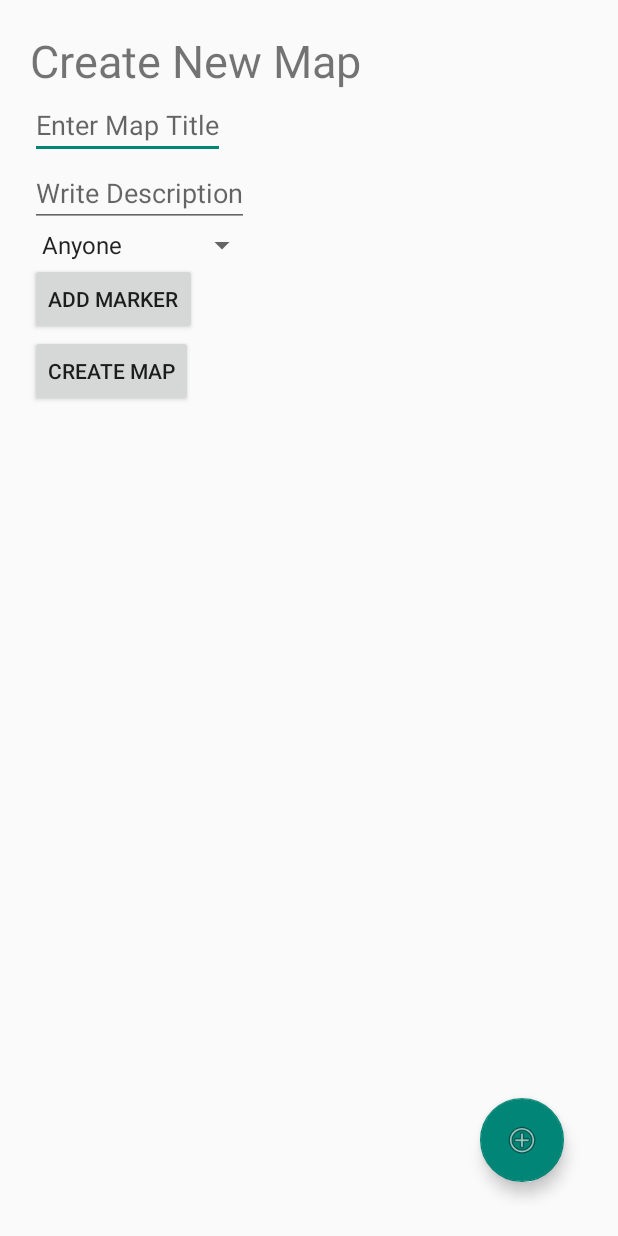
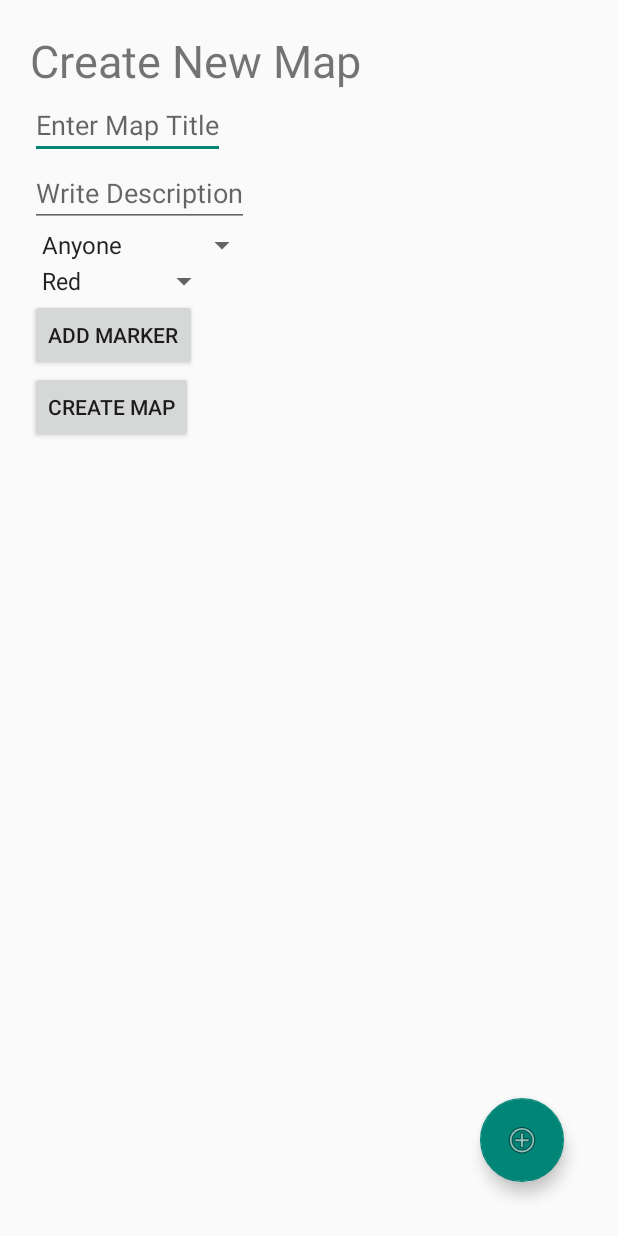
Before and after one commit to willc417/MapShare, an Android app: the CreateMapActivity screen opened directly, with no data from a screen before it, on a phone screen of 412 x 824 dp. Run offline under Robolectric (Android 15) with nearby library versions, the phone set to English and light mode, and no system bars; our stand-ins replace ButterKnife, Firebase (no records; nobody signed in at launch, a user with empty details on screens opened directly); libraries missing offline, so code that uses them is left out: at.markushi.ui.

Commit message:
Formatted the marker snippet and introduced Colors for the maps.

```diff
--- a/app/src/main/java/com/seniorsem/wdw/mapshare/CreateMapActivity.java
+++ b/app/src/main/java/com/seniorsem/wdw/mapshare/CreateMapActivity.java
@@ -36,6 +36,7 @@ import java.util.ArrayList;
 import java.util.Calendar;
 
 import java.util.Date;
+import java.util.HashMap;
 import java.util.List;
 
 import butterknife.BindView;
@@ -50,6 +51,7 @@ public class CreateMapActivity extends AppCompatActivity {
     String isEdit;
     private ProgressDialog progressDialog;
 
+    HashMap<String, Float> colorToFloat = new HashMap<>();
 
 
     @BindView(R.id.create_map_title)
@@ -62,10 +64,14 @@ public class CreateMapActivity extends AppCompatActivity {
     Button btnCreateMap;
     @BindView(R.id.privacy_sp)
     Spinner spPrivacy;
+    @BindView(R.id.mapColor_sp)
+    Spinner spMapColor;
 
 
     FirebaseFirestore db;
     int spinner_position;
+    int MCspinner_position;
+    ArrayAdapter<CharSequence> MCspinnerAdapter;
     private ViewMarkersRecyclerAdapter viewMarkersRecyclerAdapter;
 
 
@@ -75,10 +81,31 @@ public class CreateMapActivity extends AppCompatActivity {
         setContentView(R.layout.activity_create_map);
         ButterKnife.bind(this);
 
+
+        //TEMP CODE FOR COLOR SPINNER
+        colorToFloat.put("Red", (float) 0.0);
+        colorToFloat.put("Azure", (float) 210.0);
+        colorToFloat.put("Blue", (float) 240.0);
+        colorToFloat.put("Cyan", (float) 180.0);
+        colorToFloat.put("Green", (float) 120.0);
+        colorToFloat.put("Magenta", (float) 300.0);
+        colorToFloat.put("Orange", (float) 30.0);
+        colorToFloat.put("Violet", (float) 270.0);
+        colorToFloat.put("Rose", (float) 330.0);
+        colorToFloat.put("Yellow", (float) 60.0);
+        //TEMP CODE FOR COLOR SPINNER
+
+
+
         ArrayAdapter<CharSequence> spinnerAdapter = ArrayAdapter.createFromResource(this,
                 R.array.privacy_array, android.R.layout.simple_spinner_item);
         spinnerAdapter.setDropDownViewResource(android.R.layout.simple_spinner_dropdown_item);
         spPrivacy.setAdapter(spinnerAdapter);
+
+        MCspinnerAdapter = ArrayAdapter.createFromResource(this,
+                R.array.mapColor_array, android.R.layout.simple_spinner_item);
+        spinnerAdapter.setDropDownViewResource(android.R.layout.simple_spinner_dropdown_item);
+        spMapColor.setAdapter(MCspinnerAdapter);
 
         db = FirebaseFirestore.getInstance();
 
@@ -94,7 +121,7 @@ public class CreateMapActivity extends AppCompatActivity {
         recyclerViewPlaces.setAdapter(viewMarkersRecyclerAdapter);
 
         isEdit = getIntent().getStringExtra("isEdit");
-        if (isEdit != null){
+        if (isEdit != null) {
             fillFields(isEdit);
         }
 
@@ -112,46 +139,46 @@ public class CreateMapActivity extends AppCompatActivity {
             @Override
             public void onClick(View view) {
                 //Shows menu FABs
-                FABSHOW(fabHome,fab2,fab3);
+                FABSHOW(fabHome, fab2, fab3);
                 fab.hide();
                 fab.setClickable(false);
                 fabHide.show();
                 fabHide.setClickable(true);
             }
         });
-        fabHide.setOnClickListener(new View.OnClickListener(){
-            public void onClick(View view){
+        fabHide.setOnClickListener(new View.OnClickListener() {
+            public void onClick(View view) {
                 //Hides menu FABs
-                FABHIDE(fabHome,fab2,fab3);
+                FABHIDE(fabHome, fab2, fab3);
                 fab.show();
                 fab.setClickable(true);
                 fabHide.hide();
                 fabHide.setClickable(false);
             }
         });
-        fabHome.setOnClickListener(new View.OnClickListener(){
-            public void onClick(View view){
+        fabHome.setOnClickListener(new View.OnClickListener() {
+            public void onClick(View view) {
                 Intent intentMain = new Intent();
                 intentMain.setClass(CreateMapActivity.this, MapsActivity.class);
                 Log.d("TAG_UI", "HERE");
                 startActivity(intentMain);
             }
         });
-        fab2.setOnClickListener(new View.OnClickListener(){
-            public void onClick(View view){
+        fab2.setOnClickListener(new View.OnClickListener() {
+            public void onClick(View view) {
                 Toast.makeText(CreateMapActivity.this, "FAB2 Test", Toast.LENGTH_LONG).show();
             }
         });
-        fab3.setOnClickListener(new View.OnClickListener(){
-            public void onClick(View view){
-                Toast.makeText(CreateMapActivity.this,"FAB3 Test", Toast.LENGTH_LONG).show();
+        fab3.setOnClickListener(new View.OnClickListener() {
+            public void onClick(View view) {
+                Toast.makeText(CreateMapActivity.this, "FAB3 Test", Toast.LENGTH_LONG).show();
             }
         });
         //END OF FAB
     }
 
     //FAB FUNCTIONS
-    public void FABSHOW(final FloatingActionButton fabA, final FloatingActionButton fabB, final FloatingActionButton fabC){
+    public void FABSHOW(final FloatingActionButton fabA, final FloatingActionButton fabB, final FloatingActionButton fabC) {
         //Buttons Originally Hidden behind main FAB. Moves them to positions, and sets clickable and show
         FrameLayout.LayoutParams layoutParams = (FrameLayout.LayoutParams) fabA.getLayoutParams();
         layoutParams.bottomMargin += (int) (fabA.getHeight() * 1.5);
@@ -169,7 +196,8 @@ public class CreateMapActivity extends AppCompatActivity {
         fabC.setClickable(true);
         fabC.show();
     }
-    public void FABHIDE(final FloatingActionButton fabA, final FloatingActionButton fabB, final FloatingActionButton fabC){
+
+    public void FABHIDE(final FloatingActionButton fabA, final FloatingActionButton fabB, final FloatingActionButton fabC) {
         //Moves new FABs behind main FAB. Not clickable or shown
         FrameLayout.LayoutParams layoutParams = (FrameLayout.LayoutParams) fabA.getLayoutParams();
         layoutParams.bottomMargin -= (int) (fabA.getHeight() * 1.5);
@@ -192,6 +220,11 @@ public class CreateMapActivity extends AppCompatActivity {
     @OnItemSelected(R.id.privacy_sp)
     public void spinnerItemSelected(Spinner spinner, int position) {
         spinner_position = position;
+    }
+
+    @OnItemSelected(R.id.mapColor_sp)
+    public void mapColorspinnerItemSelected(Spinner spinner, int position) {
+        MCspinner_position = position;
     }
 
 
@@ -220,14 +253,15 @@ public class CreateMapActivity extends AppCompatActivity {
                     viewMarkersRecyclerAdapter.addMarker(myMarkers.get(i), String.valueOf(viewMarkersRecyclerAdapter.getItemCount()));
                 }
 
-            }}).addOnFailureListener(new OnFailureListener() {
+            }
+        }).addOnFailureListener(new OnFailureListener() {
             @Override
             public void onFailure(@NonNull Exception e) {
                 Toast.makeText(CreateMapActivity.this, "Map Edit Error",
                         Toast.LENGTH_SHORT).show();
             }
         });
-        }
+    }
 
 
     @OnClick(R.id.btn_create_map)
@@ -244,8 +278,9 @@ public class CreateMapActivity extends AppCompatActivity {
             subscribers = editMap.getSubscribers();
         }
 
+        Float mapColor = colorToFloat.get(String.valueOf(MCspinnerAdapter.getItem(MCspinner_position)));
 
-        final Map newMap = new Map(FirebaseAuth.getInstance().getCurrentUser().getEmail(), myMarkers, currentTime.toString(), 0, spinner_position, titleEntered, descEntered, subscribers);
+        final Map newMap = new Map(FirebaseAuth.getInstance().getCurrentUser().getEmail(), myMarkers, currentTime.toString(), 0, spinner_position, titleEntered, descEntered, subscribers, mapColor);
 
         final String mapKey = FirebaseAuth.getInstance().getCurrentUser().getEmail() + "_" + titleEntered.replace(" ", "_");
 
@@ -274,8 +309,7 @@ public class CreateMapActivity extends AppCompatActivity {
             });
 
 
-        }
-        else { //When doing an edited Map
+        } else { //When doing an edited Map
 
             showProgressDialog();
             final String oldMapKey = FirebaseAuth.getInstance().getCurrentUser().getEmail() + "_" + editMap.getTitle().replace(" ", "_");
@@ -333,7 +367,7 @@ public class CreateMapActivity extends AppCompatActivity {
     public void onActivityResult(int requestCode, int resultCode, Intent data) {
         super.onActivityResult(requestCode, resultCode, data);
         if (requestCode == 1) {
-            if(resultCode == RESULT_OK) {
+            if (resultCode == RESULT_OK) {
                 Log.d("TAG_UI", "onActivityResult");
                 MyMarker myMarker = (MyMarker) data.getExtras().getSerializable("NewMarker");
                 viewMarkersRecyclerAdapter.addMarker(myMarker, String.valueOf(viewMarkersRecyclerAdapter.getItemCount()));
--- a/app/src/main/res/layout/activity_create_map.xml
+++ b/app/src/main/res/layout/activity_create_map.xml
@@ -54,6 +54,11 @@
 
             </android.support.v7.widget.RecyclerView>
 
+            <Spinner
+                android:id="@+id/mapColor_sp"
+                android:layout_width="wrap_content"
+                android:layout_height="wrap_content" />
+
             <Button
                 android:id="@+id/btn_add_marker"
                 android:layout_width="wrap_content"
--- /dev/null
+++ b/app/src/main/res/values/mapColor_spinner.xml
@@ -0,0 +1,15 @@
+<?xml version="1.0" encoding="utf-8"?>
+<resources>
+    <string-array name="mapColor_array">
+        <item>"Red"</item>
+        <item>Azure"</item>
+        <item>Blue"</item>
+        <item>Cyan</item>
+        <item>Green</item>
+        <item>Magenta</item>
+        <item>Orange</item>
+        <item>Rose</item>
+        <item>Violet</item>
+        <item>Yellow</item>
+    </string-array>
+</resources>
```
Also changed, not shown: app/src/main/java/com/seniorsem/wdw/mapshare/CreateAndEditMarkerActivity.java (+4 -11 lines), app/src/main/java/com/seniorsem/wdw/mapshare/MapsActivity.java (+56 -3 lines), app/src/main/java/com/seniorsem/wdw/mapshare/data/Map.java (+12 -1 lines).
